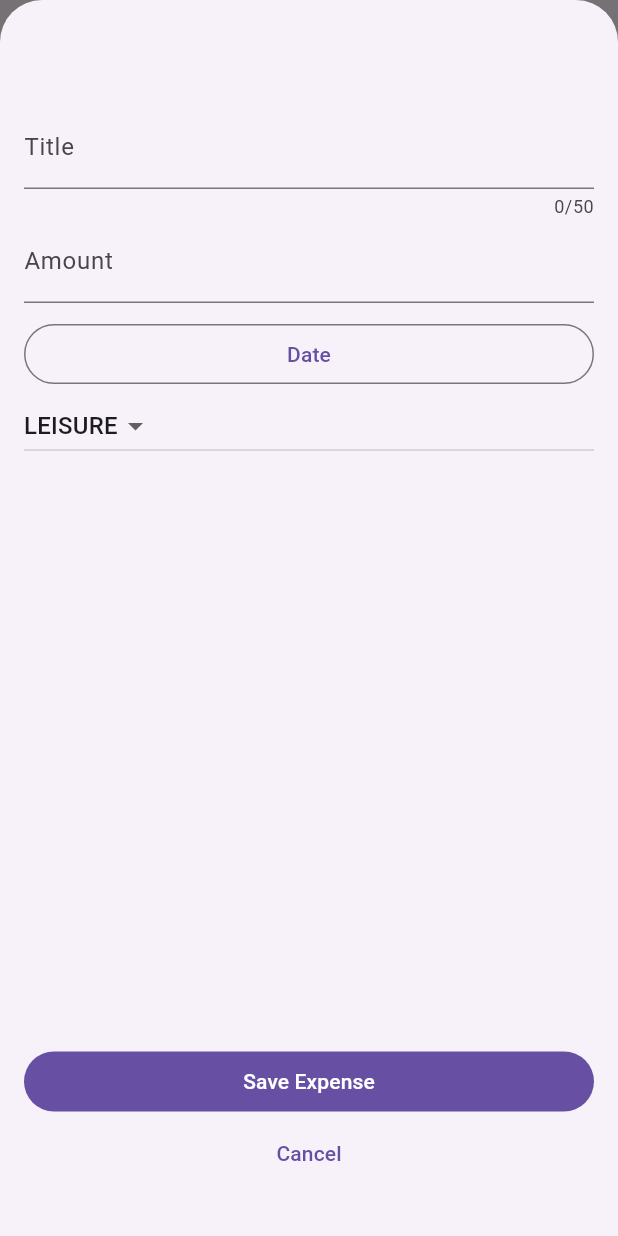
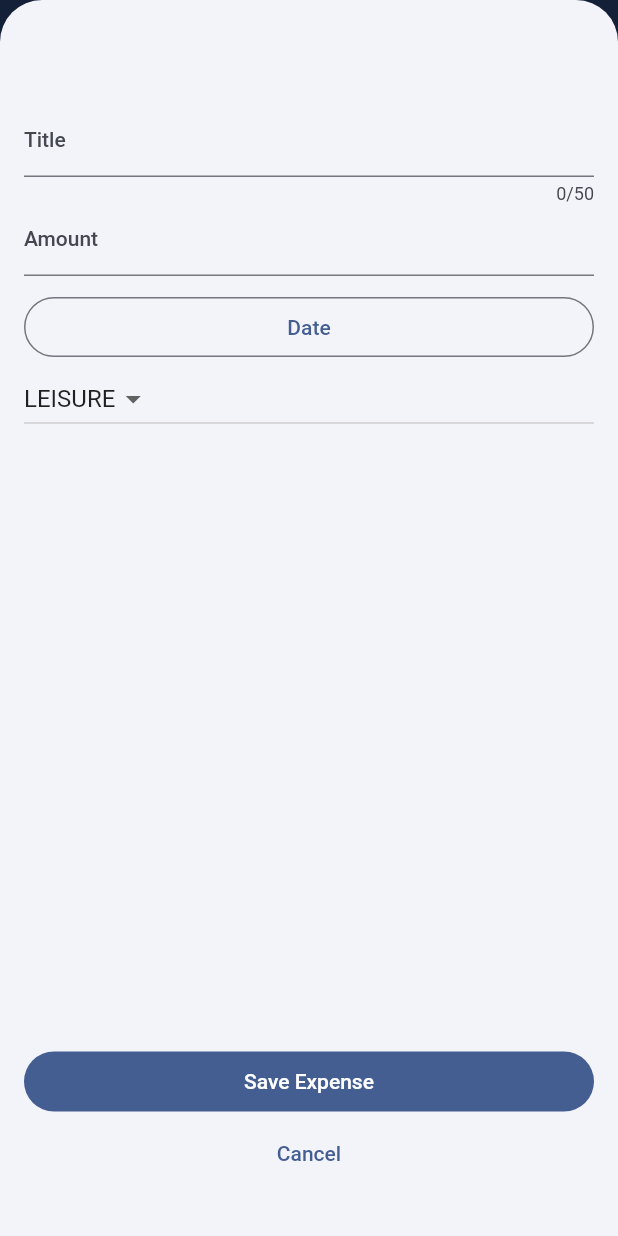
Before and after one commit to AMA2581/flutter-AMA25-test-3, a Flutter app: the screen it shows after launch, after a tap on the "add" icon, on a phone screen of 412 x 824 dp. Run offline on Flutter 3.47's test engine with Material 2 defaults, Android fonts, the phone set to English and light mode, and no system bars.

Commit message:
Setting & Using a Color Scheme

```diff
--- a/lib/main.dart
+++ b/lib/main.dart
@@ -2,10 +2,21 @@ import 'package:flutter/cupertino.dart';
 import 'package:flutter/material.dart';
 import 'package:flutter_test_3/widgets/expenses.dart';
 
+var kColorScheme = ColorScheme.fromSeed(
+  seedColor: Color.fromARGB(255, 0, 122, 255),
+);
+
 void main() {
   runApp(
     MaterialApp(
-      theme: ThemeData(useMaterial3: true),
+      theme: ThemeData().copyWith(
+        useMaterial3: true,
+        colorScheme: kColorScheme,
+        appBarTheme: const AppBarTheme().copyWith(
+          backgroundColor: kColorScheme.onPrimaryContainer,
+          foregroundColor: kColorScheme.primaryContainer,
+        ),
+      ),
       home: Expenses(),
       debugShowCheckedModeBanner: false,
     ),
```
